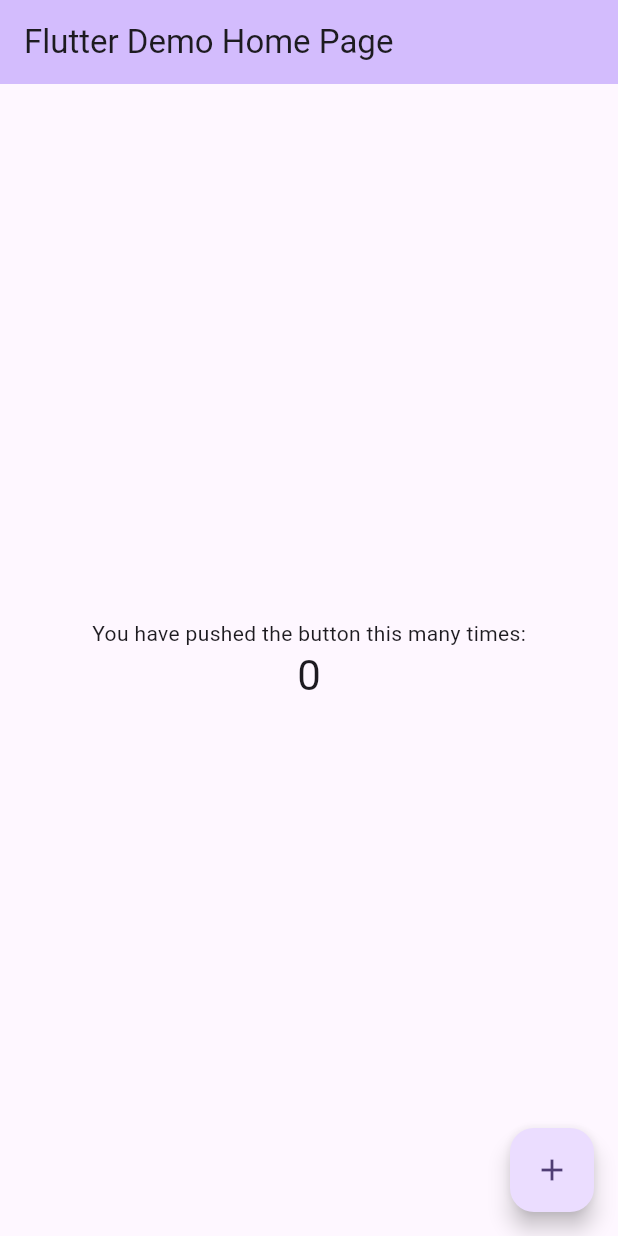
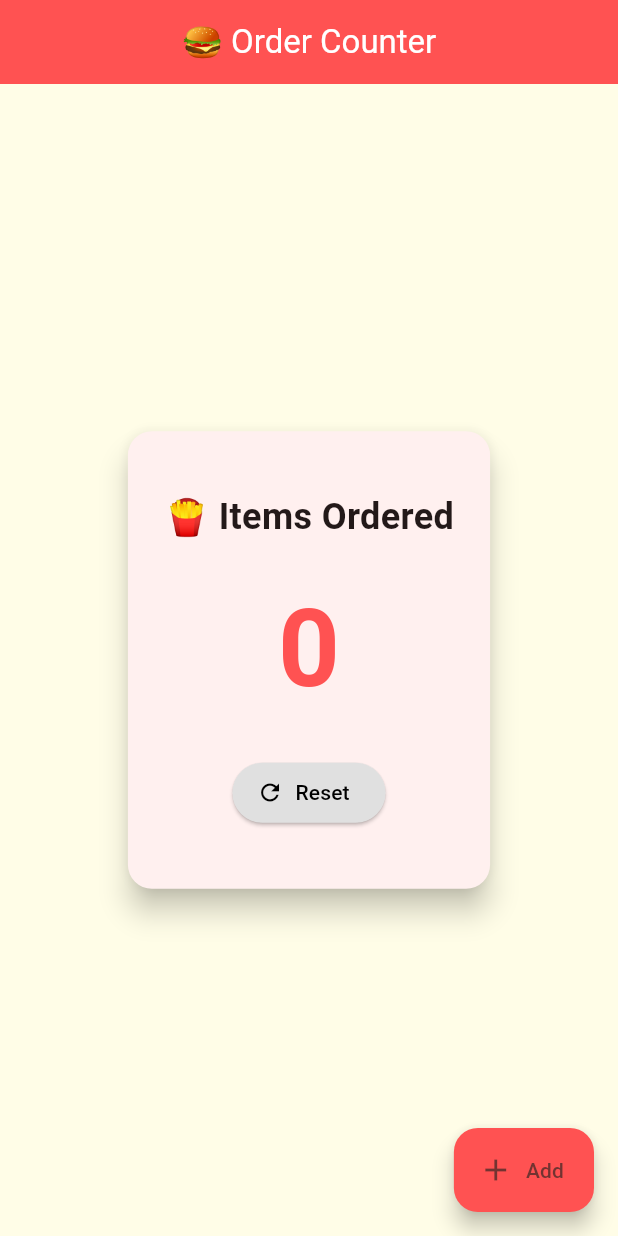
Before and after one commit to tharushi330/Resturant_menu_app, a Flutter app: the screen it shows after launch, on a phone screen of 412 x 824 dp. Run offline on Flutter 3.47's test engine with Material 3 defaults, Android fonts, the phone set to English and light mode, and no system bars.

Commit message:
create detail and home_screen dart

```diff
--- a/lib/main.dart
+++ b/lib/main.dart
@@ -7,46 +7,23 @@
 class MyApp extends StatelessWidget {
   const MyApp({super.key});
 
-  // This widget is the root of your application.
   @override
   Widget build(BuildContext context) {
     return MaterialApp(
-      title: 'Flutter Demo',
+      title: 'Restaurant Counter',
       theme: ThemeData(
-        // This is the theme of your application.
-        //
-        // TRY THIS: Try running your application with "flutter run". You'll see
-        // the application has a purple toolbar. Then, without quitting the app,
-        // try changing the seedColor in the colorScheme below to Colors.green
-        // and then invoke "hot reload" (save your changes or press the "hot
-        // reload" button in a Flutter-supported IDE, or press "r" if you used
-        // the command line to start the app).
-        //
-        // Notice that the counter didn't reset back to zero; the application
-        // state is not lost during the reload. To reset the state, use hot
-        // restart instead.
-        //
-        // This works for code too, not just values: Most code changes can be
-        // tested with just a hot reload.
-        colorScheme: ColorScheme.fromSeed(seedColor: Colors.deepPurple),
+        colorScheme: ColorScheme.fromSeed(seedColor: Colors.redAccent),
+        useMaterial3: true,
+        fontFamily: 'Roboto',
       ),
-      home: const MyHomePage(title: 'Flutter Demo Home Page'),
+      home: const MyHomePage(title: '🍔 Order Counter'),
+      debugShowCheckedModeBanner: false,
     );
   }
 }
 
 class MyHomePage extends StatefulWidget {
   const MyHomePage({super.key, required this.title});
-
-  // This widget is the home page of your application. It is stateful, meaning
-  // that it has a State object (defined below) that contains fields that affect
-  // how it looks.
-
-  // This class is the configuration for the state. It holds the values (in this
-  // case the title) provided by the parent (in this case the App widget) and
-  // used by the build method of the State. Fields in a Widget subclass are
-  // always marked "final".
-
   final String title;
 
   @override
@@ -58,65 +35,71 @@
 
   void _incrementCounter() {
     setState(() {
-      // This call to setState tells the Flutter framework that something has
-      // changed in this State, which causes it to rerun the build method below
-      // so that the display can reflect the updated values. If we changed
-      // _counter without calling setState(), then the build method would not be
-      // called again, and so nothing would appear to happen.
       _counter++;
+    });
+  }
+
+  void _resetCounter() {
+    setState(() {
+      _counter = 0;
     });
   }
 
   @override
   Widget build(BuildContext context) {
-    // This method is rerun every time setState is called, for instance as done
-    // by the _incrementCounter method above.
-    //
-    // The Flutter framework has been optimized to make rerunning build methods
-    // fast, so that you can just rebuild anything that needs updating rather
-    // than having to individually change instances of widgets.
     return Scaffold(
+      backgroundColor: Colors.yellow[50],
       appBar: AppBar(
-        // TRY THIS: Try changing the color here to a specific color (to
-        // Colors.amber, perhaps?) and trigger a hot reload to see the AppBar
-        // change color while the other colors stay the same.
-        backgroundColor: Theme.of(context).colorScheme.inversePrimary,
-        // Here we take the value from the MyHomePage object that was created by
-        // the App.build method, and use it to set our appbar title.
-        title: Text(widget.title),
+        backgroundColor: Colors.redAccent,
+        title: Text(widget.title, style: const TextStyle(color: Colors.white)),
+        centerTitle: true,
       ),
       body: Center(
-        // Center is a layout widget. It takes a single child and positions it
-        // in the middle of the parent.
-        child: Column(
-          // Column is also a layout widget. It takes a list of children and
-          // arranges them vertically. By default, it sizes itself to fit its
-          // children horizontally, and tries to be as tall as its parent.
-          //
-          // Column has various properties to control how it sizes itself and
-          // how it positions its children. Here we use mainAxisAlignment to
-          // center the children vertically; the main axis here is the vertical
-          // axis because Columns are vertical (the cross axis would be
-          // horizontal).
-          //
-          // TRY THIS: Invoke "debug painting" (choose the "Toggle Debug Paint"
-          // action in the IDE, or press "p" in the console), to see the
-          // wireframe for each widget.
-          mainAxisAlignment: MainAxisAlignment.center,
-          children: <Widget>[
-            const Text('You have pushed the button this many times:'),
-            Text(
-              '$_counter',
-              style: Theme.of(context).textTheme.headlineMedium,
+        child: Card(
+          elevation: 8,
+          shape: RoundedRectangleBorder(
+            borderRadius: BorderRadius.circular(16),
+          ),
+          margin: const EdgeInsets.all(24),
+          child: Padding(
+            padding: const EdgeInsets.symmetric(vertical: 40.0, horizontal: 24),
+            child: Column(
+              mainAxisSize: MainAxisSize.min,
+              children: <Widget>[
+                const Text(
+                  '🍟 Items Ordered',
+                  style: TextStyle(fontSize: 24, fontWeight: FontWeight.bold),
+                ),
+                const SizedBox(height: 20),
+                Text(
+                  '$_counter',
+                  style: TextStyle(
+                    fontSize: 72,
+                    fontWeight: FontWeight.bold,
+                    color: Colors.redAccent,
+                  ),
+                ),
+                const SizedBox(height: 20),
+                ElevatedButton.icon(
+                  onPressed: _resetCounter,
+                  icon: const Icon(Icons.refresh),
+                  label: const Text('Reset'),
+                  style: ElevatedButton.styleFrom(
+                    backgroundColor: Colors.grey[300],
+                    foregroundColor: Colors.black,
+                  ),
+                ),
+              ],
             ),
-          ],
+          ),
         ),
       ),
-      floatingActionButton: FloatingActionButton(
+      floatingActionButton: FloatingActionButton.extended(
         onPressed: _incrementCounter,
-        tooltip: 'Increment',
-        child: const Icon(Icons.add),
-      ), // This trailing comma makes auto-formatting nicer for build methods.
+        label: const Text("Add"),
+        icon: const Icon(Icons.add),
+        backgroundColor: Colors.redAccent,
+      ),
     );
   }
 }
--- a/pubspec.yaml
+++ b/pubspec.yaml
@@ -87,3 +87,8 @@ flutter:
   #
   # For details regarding fonts from package dependencies,
   # see https://flutter.dev/to/font-from-package
+
+flutter:
+  assets:
+    - assets/pizza.jpg
+    - assets/burger.jpg
```
Also changed, not shown: lib/screens/detail_screen.dart (added, +41 -0 lines), lib/screens/home_screen.dart (added, +63 -0 lines), 1 other file.
